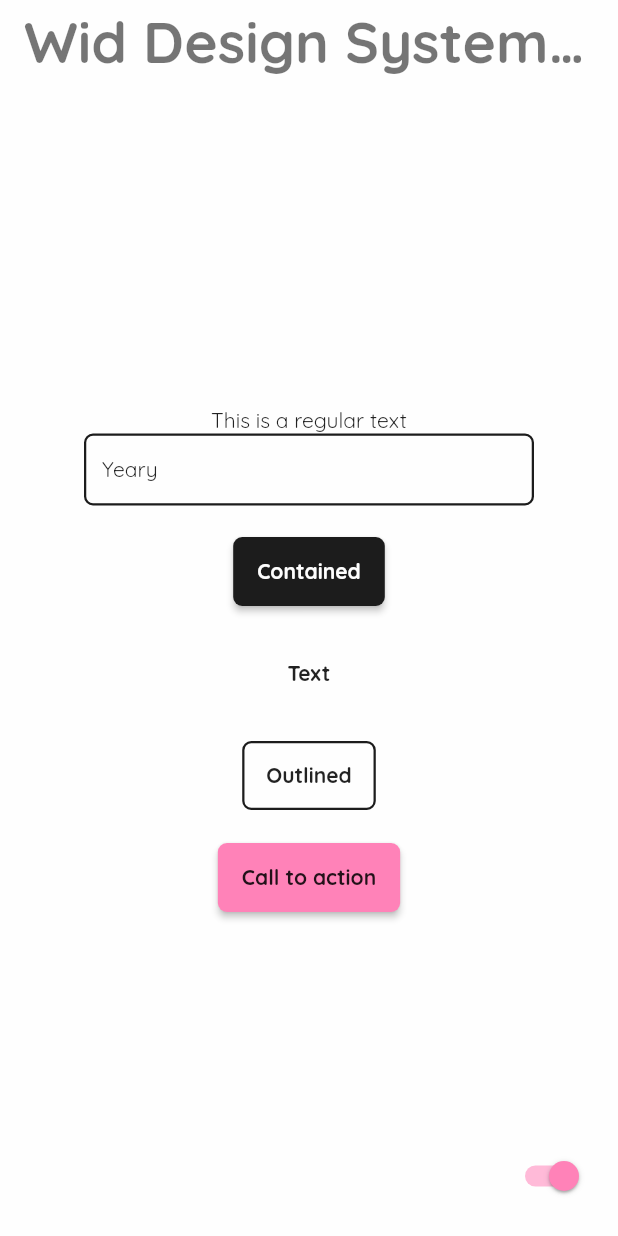
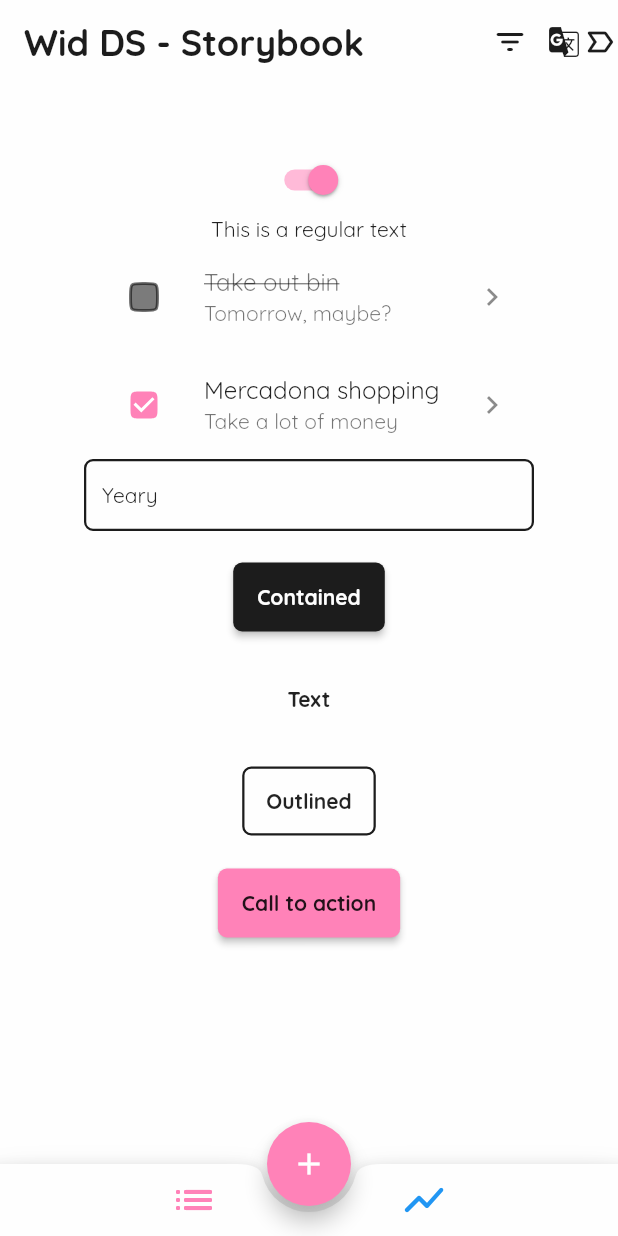
Before and after one commit to Ricardo-MT/wid_design_system, a Flutter app: the screen it shows after launch, on a phone screen of 412 x 824 dp. Run offline on Flutter 3.47's test engine with Material 2 defaults, Android fonts, the phone set to English and light mode, and no system bars.

Commit message:
More theme implementations

```diff
--- a/example/lib/main.dart
+++ b/example/lib/main.dart
@@ -27,10 +27,11 @@ class MyPresentationApp extends StatelessWidget {
   Widget build(BuildContext context) {
     return MaterialApp(
       title: 'Wid DS - Storybook',
+      debugShowCheckedModeBanner: false,
       darkTheme: WidAppTheme.dark,
       theme: WidAppTheme.light,
       themeMode: Provider.of<WidThemeProvider>(context, listen: true).mode,
-      home: const MyHomePage(title: 'Wid Design System Demo'),
+      home: const MyHomePage(title: 'Wid DS - Storybook'),
     );
   }
 }
@@ -46,21 +47,49 @@ class MyHomePage extends StatefulWidget {
 class _MyHomePageState extends State<MyHomePage> {
   @override
   Widget build(BuildContext context) {
-    return Scaffold(
+    return WidTapToHideKeyboard(
+      child: Scaffold(
+        resizeToAvoidBottomInset: false,
         appBar: AppBar(
-        title: WidText.displayLarge(text: widget.title),
+          title: Text(widget.title),
+          actions: const [
+            TodosOverviewFilterButton(),
+            Icon(Icons.g_translate_rounded),
+            Icon(Icons.label_important_outline_rounded)
+          ],
         ),
-      body: Center(
+        body: SingleChildScrollView(
+          padding: const EdgeInsets.symmetric(horizontal: 20, vertical: 40),
+          child: Center(
             child: SizedBox(
               width: 300,
               child: Column(
                 mainAxisAlignment: MainAxisAlignment.center,
                 crossAxisAlignment: CrossAxisAlignment.center,
                 children: <Widget>[
-              const WidText(text: 'This is a regular text'),
+                  Switch.adaptive(
+                      value:
+                          Provider.of<WidThemeProvider>(context, listen: true)
+                                  .mode ==
+                              ThemeMode.light,
+                      onChanged: (value) =>
+                          Provider.of<WidThemeProvider>(context, listen: false)
+                              .toggleThemeMode()),
+                  const Text('This is a regular text'),
+                  const TodoListTile(
+                    title: "Take out bin",
+                    subtitle: "Tomorrow, maybe?",
+                    isCompleted: false,
+                  ),
+                  const TodoListTile(
+                    title: "Mercadona shopping",
+                    subtitle: "Take a lot of money",
+                    isCompleted: true,
+                  ),
                   TextFormField(
                     decoration: const InputDecoration(
-                    hintText: "Placeholdery", label: WidText(text: "Yeary")),
+                        hintText: "Placeholdery",
+                        label: WidText(text: "Yeary")),
                   ),
                   spacerM,
                   const WidButton(
@@ -90,12 +119,134 @@ class _MyHomePageState extends State<MyHomePage> {
               ),
             ),
           ),
-      floatingActionButton: Switch.adaptive(
-          value: Provider.of<WidThemeProvider>(context, listen: true).mode ==
-              ThemeMode.light,
-          onChanged: (value) =>
-              Provider.of<WidThemeProvider>(context, listen: false)
-                  .toggleThemeMode()),
+        ),
+        bottomNavigationBar: const BottomAppBar(
+          shape: CircularNotchedRectangle(),
+          child: Row(
+            mainAxisAlignment: MainAxisAlignment.spaceEvenly,
+            children: [
+              _HomeTabButton(
+                groupValue: 1,
+                value: 0,
+                icon: Icon(Icons.list_rounded),
+              ),
+              _HomeTabButton(
+                groupValue: 1,
+                value: 1,
+                icon: Icon(Icons.show_chart_rounded),
+              ),
+            ],
+          ),
+        ),
+        floatingActionButtonLocation: FloatingActionButtonLocation.centerDocked,
+        floatingActionButton: const FloatingActionButton(
+          key: Key('homeView_addTodo_floatingActionButton'),
+          onPressed: dummyFunction,
+          child: Icon(Icons.add),
+        ),
+      ),
+    );
+  }
+}
+
+class _HomeTabButton extends StatelessWidget {
+  const _HomeTabButton({
+    required this.groupValue,
+    required this.value,
+    required this.icon,
+  });
+
+  final int groupValue;
+  final int value;
+  final Widget icon;
+
+  @override
+  Widget build(BuildContext context) {
+    return IconButton(
+      onPressed: dummyFunction,
+      iconSize: 32,
+      color:
+          groupValue != value ? null : Theme.of(context).colorScheme.secondary,
+      icon: icon,
+    );
+  }
+}
+
+class TodoListTile extends StatelessWidget {
+  const TodoListTile({
+    super.key,
+    required this.title,
+    required this.subtitle,
+    required this.isCompleted,
+  });
+
+  final String title;
+  final String subtitle;
+  final bool isCompleted;
+
+  @override
+  Widget build(BuildContext context) {
+    final theme = Theme.of(context);
+    final captionColor = theme.textTheme.bodySmall?.color;
+
+    return ListTile(
+      title: Text(
+        title,
+        maxLines: 1,
+        overflow: TextOverflow.ellipsis,
+        style: isCompleted
+            ? null
+            : TextStyle(
+                color: captionColor,
+                decoration: TextDecoration.lineThrough,
+              ),
+      ),
+      subtitle: Text(
+        subtitle,
+        maxLines: 1,
+        overflow: TextOverflow.ellipsis,
+      ),
+      leading: Checkbox(
+        shape: const ContinuousRectangleBorder(
+          borderRadius: BorderRadius.all(Radius.circular(8)),
+        ),
+        value: isCompleted,
+        onChanged: (value) => dummyFunction(),
+      ),
+      trailing: const Icon(Icons.chevron_right),
+    );
+  }
+}
+
+class TodosOverviewFilterButton extends StatelessWidget {
+  const TodosOverviewFilterButton({super.key});
+
+  @override
+  Widget build(BuildContext context) {
+    return PopupMenuButton(
+      shape: const ContinuousRectangleBorder(
+        borderRadius: BorderRadius.all(Radius.circular(16)),
+      ),
+      initialValue: 1,
+      tooltip: "See more",
+      onSelected: (filter) {},
+      itemBuilder: (context) {
+        return [
+          const PopupMenuItem(
+            value: 1,
+            child: Text("Option A"),
+          ),
+          const PopupMenuItem(
+            value: 2,
+            child: Text("Option B"),
+          ),
+          const PopupMenuItem(
+            value: 3,
+            child: Text("Option C"),
+          ),
+        ];
+      },
+      icon: const Icon(Icons.filter_list_rounded),
     );
   }
 }
--- /dev/null
+++ b/lib/src/theme/appbar_theme.dart
@@ -0,0 +1,36 @@
+import 'package:flutter/material.dart';
+import 'package:flutter/services.dart';
+import 'package:wid_design_system/wid_design_system.dart';
+
+/// Appbar theme implementation
+class WidAppbarThem {
+  /// Custom light appbar theme
+  static AppBarTheme get lightAppbarTheme {
+    return const AppBarTheme(
+      foregroundColor: WidAppColors.black,
+      backgroundColor: WidAppColors.white,
+      systemOverlayStyle: SystemUiOverlayStyle(
+        statusBarBrightness: Brightness.light,
+      ),
+      elevation: 0,
+      iconTheme: IconThemeData(
+        color: WidAppColors.black,
+      ),
+    );
+  }
+
+  /// Custom dark appbar theme
+  static AppBarTheme get darkAppbarTheme {
+    return const AppBarTheme(
+      foregroundColor: WidAppColors.light,
+      backgroundColor: WidAppColors.black,
+      systemOverlayStyle: SystemUiOverlayStyle(
+        statusBarBrightness: Brightness.dark,
+      ),
+      elevation: 0,
+      iconTheme: IconThemeData(
+        color: WidAppColors.white,
+      ),
+    );
+  }
+}
--- /dev/null
+++ b/lib/src/theme/bottom_appbar_theme.dart
@@ -0,0 +1,23 @@
+import 'package:flutter/material.dart';
+import 'package:wid_design_system/wid_design_system.dart';
+
+/// BottomAppbar theme implementation
+class WidBottomAppbarTheme {
+  /// Custom light theme
+  static BottomAppBarTheme get lightBottomAppbarTheme {
+    return const BottomAppBarTheme(
+      color: WidAppColors.white,
+      surfaceTintColor: WidAppColors.black,
+      shadowColor: WidAppColors.black,
+    );
+  }
+
+  /// Custom dark theme
+  static BottomAppBarTheme get darkBottomAppbarTheme {
+    return const BottomAppBarTheme(
+      color: WidAppColors.black,
+      surfaceTintColor: WidAppColors.white,
+      shadowColor: WidAppColors.white,
+    );
+  }
+}
--- a/lib/src/theme/theme.dart
+++ b/lib/src/theme/theme.dart
@@ -1,5 +1,6 @@
 import 'package:flutter/material.dart';
-import 'package:flutter/services.dart';
+import 'package:wid_design_system/src/theme/appbar_theme.dart';
+import 'package:wid_design_system/src/theme/bottom_appbar_theme.dart';
 import 'package:wid_design_system/src/theme/button_themes.dart';
 import 'package:wid_design_system/src/theme/input_theme.dart';
 import 'package:wid_design_system/src/theme/palette.dart';
@@ -22,15 +23,10 @@ abstract class WidAppTheme {
       outlinedButtonTheme: WidButtonThemes.outlinedButtonLightTheme,
       textButtonTheme: WidButtonThemes.textButtonLightTheme,
       inputDecorationTheme: WidInputTheme.inputDecorationLightTheme,
-      appBarTheme: const AppBarTheme(
-        backgroundColor: WidAppColors.white,
-        systemOverlayStyle: SystemUiOverlayStyle(
-          statusBarBrightness: Brightness.light,
-        ),
-        elevation: 0,
-        iconTheme: IconThemeData(
-          color: WidAppColors.black,
-        ),
+      appBarTheme: WidAppbarThem.lightAppbarTheme,
+      bottomAppBarTheme: WidBottomAppbarTheme.lightBottomAppbarTheme,
+      popupMenuTheme: const PopupMenuThemeData(
+        color: WidAppColors.white,
       ),
       colorScheme: lightColorScheme,
     );
@@ -51,15 +47,10 @@ abstract class WidAppTheme {
       outlinedButtonTheme: WidButtonThemes.outlinedButtonDarkTheme,
       textButtonTheme: WidButtonThemes.textButtonDarkTheme,
       inputDecorationTheme: WidInputTheme.inputDecorationDarkTheme,
-      appBarTheme: const AppBarTheme(
-        backgroundColor: WidAppColors.black,
-        systemOverlayStyle: SystemUiOverlayStyle(
-          statusBarBrightness: Brightness.dark,
-        ),
-        elevation: 0,
-        iconTheme: IconThemeData(
-          color: WidAppColors.white,
-        ),
+      appBarTheme: WidAppbarThem.darkAppbarTheme,
+      bottomAppBarTheme: WidBottomAppbarTheme.darkBottomAppbarTheme,
+      popupMenuTheme: const PopupMenuThemeData(
+        color: WidAppColors.black,
       ),
       colorScheme: darkColorScheme,
     );
@@ -103,6 +94,19 @@ abstract class WidAppTheme {
           },
         ),
       ),
+      checkboxTheme: CheckboxThemeData(
+        fillColor: MaterialStateProperty.resolveWith<Color?>(
+          (Set<MaterialState> states) {
+            if (states.contains(MaterialState.selected)) {
+              return WidAppColors.callToAction;
+            }
+            return WidAppColors.grey2;
+          },
+        ),
+        shape: const ContinuousRectangleBorder(
+          borderRadius: BorderRadius.all(Radius.circular(8)),
+        ),
+      ),
       disabledColor: WidAppColors.grey2,
     );
   }
--- a/lib/wid_design_system.dart
+++ b/lib/wid_design_system.dart
@@ -9,5 +9,6 @@ export 'src/utils/dimensions.dart';
 export 'src/wid_design_system.dart';
 export 'src/widgets/wid_button.dart';
 export 'src/widgets/wid_spacer.dart';
+export 'src/widgets/wid_tap_to_hide_keyboard.dart';
 export 'src/widgets/wid_text.dart';
 export 'src/widgets/wid_touchable.dart';
```
Also changed, not shown: lib/src/theme/text_theme.dart (+2 -6 lines), 1 other file. Lines whose indentation alone changed are shown as unchanged.
